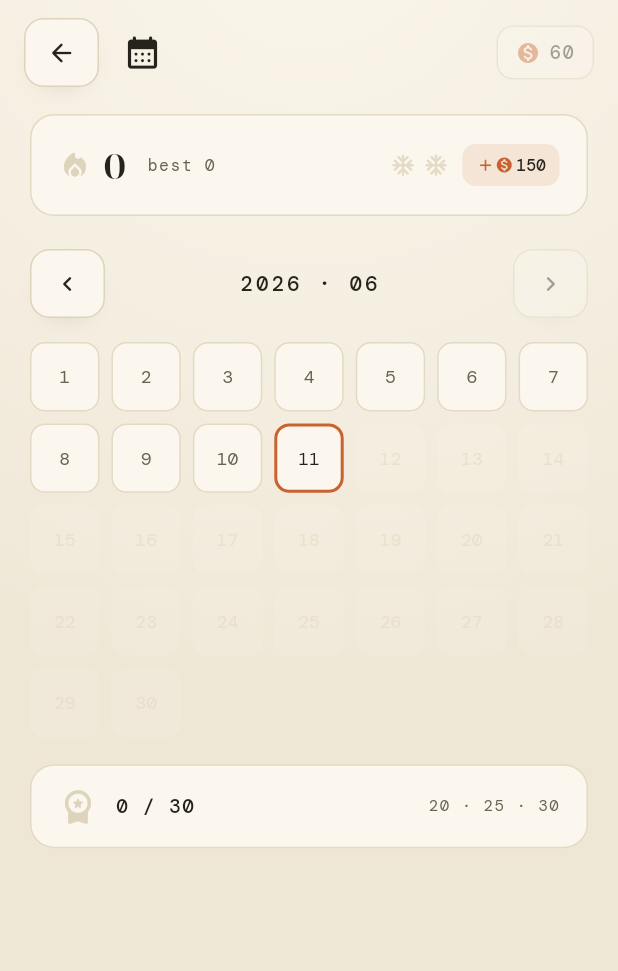
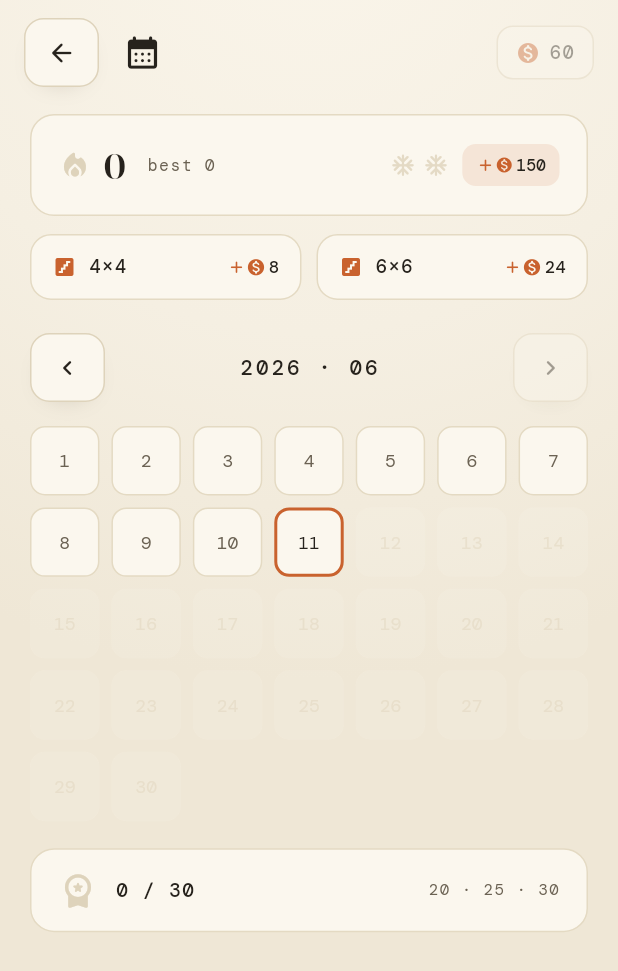
Before and after one commit to utkuyuksel/reach, a Flutter app: the DailyCalendarScreen screen opened directly, on a phone screen of 412 x 824 dp. Shown: the top 971 px of the screen. Run offline on Flutter 3.47's test engine with Material 3 defaults, Android fonts, the phone set to English and light mode, and no system bars; our stand-ins replace audioplayers, firebase_analytics, firebase_core, flutter_riverpod, google_mobile_ads, in_app_purchase and 2 more; accounts and stored records are empty.

Commit message:
Daily Ladder: easy/hard sibling boards of today's Daily
Two extra daily habit points (the NYT multi-daily churn mechanism)
without compromising streak purity: deterministic per (date, tier)
boards — 4x4 gentle (+8c) and 6x6 dense-decoy (+24c) — entered from a
quiet row on the calendar. GameMode.ladder records under 'date#e'/'#h'
keys that never feed the streak or the monthly medal (Medium stays the
one canonical shared board). Covered by controller tests; verified on
the simulator.

Co-Authored-By: Claude Fable 5 <noreply@anthropic.com>

```diff
--- a/lib/game/screens/daily_calendar_screen.dart
+++ b/lib/game/screens/daily_calendar_screen.dart
@@ -196,6 +196,24 @@ class _DailyCalendarScreenState extends ConsumerState<DailyCalendarScreen> {
                         },
                       ),
                     ],
+                    const SizedBox(height: 12),
+                    // Today's ladder: easy + hard siblings of the canonical
+                    // board — extra habit points, never the streak.
+                    _LadderRow(
+                      palette: palette,
+                      daily: daily,
+                      easyCoins: config.ladderEasyCoins,
+                      hardCoins: config.ladderHardCoins,
+                      onPlay: (hard) {
+                        ref
+                            .read(gameControllerProvider.notifier)
+                            .startLadder(DateTime.now(), hard: hard);
+                        Navigator.of(context).push(
+                          MaterialPageRoute(
+                              builder: (_) => const GameScreen()),
+                        );
+                      },
+                    ),
                     const SizedBox(height: 22),
                     // Month header with navigation.
                     Row(
@@ -249,6 +267,112 @@ class _DailyCalendarScreenState extends ConsumerState<DailyCalendarScreen> {
               ),
             ],
           ),
+        ),
+      ),
+    );
+  }
+}
+
+/// Today's two ladder tiers as quiet chips: board size, reward, done state.
+class _LadderRow extends StatelessWidget {
+  final GamePalette palette;
+  final dynamic daily; // DailyRecord
+  final int easyCoins;
+  final int hardCoins;
+  final void Function(bool hard) onPlay;
+
+  const _LadderRow({
+    required this.palette,
+    required this.daily,
+    required this.easyCoins,
+    required this.hardCoins,
+    required this.onPlay,
+  });
+
+  @override
+  Widget build(BuildContext context) {
+    final today = dateKeyFor(DateTime.now());
+    final easyDone = daily.isCompleted('$today#e') as bool;
+    final hardDone = daily.isCompleted('$today#h') as bool;
+    return Row(
+      children: [
+        Expanded(
+          child: _LadderChip(
+            palette: palette,
+            label: '4×4',
+            coins: easyCoins,
+            done: easyDone,
+            onTap: easyDone ? null : () => onPlay(false),
+          ),
+        ),
+        const SizedBox(width: 10),
+        Expanded(
+          child: _LadderChip(
+            palette: palette,
+            label: '6×6',
+            coins: hardCoins,
+            done: hardDone,
+            onTap: hardDone ? null : () => onPlay(true),
+          ),
+        ),
+      ],
+    );
+  }
+}
+
+class _LadderChip extends StatelessWidget {
+  final GamePalette palette;
+  final String label;
+  final int coins;
+  final bool done;
+  final VoidCallback? onTap;
+
+  const _LadderChip({
+    required this.palette,
+    required this.label,
+    required this.coins,
+    required this.done,
+    required this.onTap,
+  });
+
+  @override
+  Widget build(BuildContext context) {
+    return Pressable(
+      onTap: onTap,
+      depth: 1.5,
+      child: Container(
+        padding: const EdgeInsets.symmetric(horizontal: 14, vertical: 12),
+        decoration: BoxDecoration(
+          color: done ? palette.tile.withValues(alpha: 0.55) : palette.tile,
+          borderRadius: BorderRadius.circular(14),
+          border: Border.all(color: palette.tileEdge),
+        ),
+        child: Row(
+          children: [
+            Icon(Icons.stairs_rounded,
+                size: 16, color: done ? palette.line : palette.accent),
+            const SizedBox(width: 8),
+            Text(label,
+                style: AppText.mono(
+                    size: 12.5,
+                    weight: FontWeight.w500,
+                    color: done ? palette.inkSoft : palette.ink,
+                    letterSpacing: 1)),
+            const Spacer(),
+            if (done)
+              Icon(Icons.check_rounded, size: 16, color: palette.good)
+            else ...[
+              Icon(Icons.add_rounded, size: 13, color: palette.accent),
+              Icon(Icons.monetization_on_rounded,
+                  size: 13, color: palette.accent),
+              const SizedBox(width: 2),
+              Text('$coins',
+                  style: AppText.mono(
+                      size: 11.5,
+                      weight: FontWeight.w500,
+                      color: palette.ink)),
+            ],
+          ],
         ),
       ),
     );
--- a/lib/game/state/game_session.dart
+++ b/lib/game/state/game_session.dart
@@ -8,6 +8,11 @@ enum GameMode {
   /// A past Daily replayed from the calendar/archive: fills the calendar
   /// (medal credit) but never touches the streak; reduced coin reward.
   archive,
+
+  /// A Daily Ladder bonus board (easy/hard tier of today's date): a second
+  /// and third daily habit point. Never touches the streak or the medal —
+  /// the Medium Daily stays the one canonical shared board.
+  ladder,
 }
 
 /// The full state of one playable session: the puzzle, the live [GameState],
--- a/lib/services/remote_config_service.dart
+++ b/lib/services/remote_config_service.dart
@@ -65,6 +65,10 @@ class GameConfig {
   /// clear + bonus). Archive plays never touch the streak.
   final int archiveClearCoins;
 
+  /// Daily Ladder bonus boards (same date, easy/hard tiers; never streak).
+  final int ladderEasyCoins;
+  final int ladderHardCoins;
+
   /// Free (non-Premium) players can open archive boards this many days back.
   final int freeArchiveDays;
 
@@ -93,6 +97,8 @@ class GameConfig {
     this.winDoubleMultiplier = 2,
     this.premiumDailyFreeHints = 5,
     this.archiveClearCoins = 21,
+    this.ladderEasyCoins = 8,
+    this.ladderHardCoins = 24,
     this.freeArchiveDays = 7,
     this.starTwoStarMaxWrong = 2,
   });
```
Also changed, not shown: lib/engine/difficulty.dart (+27 -0 lines), lib/game/screens/game_screen.dart (+13 -1 lines), lib/game/state/daily_controller.dart (+22 -3 lines), lib/game/state/game_controller.dart (+24 -0 lines), 2 other files.
